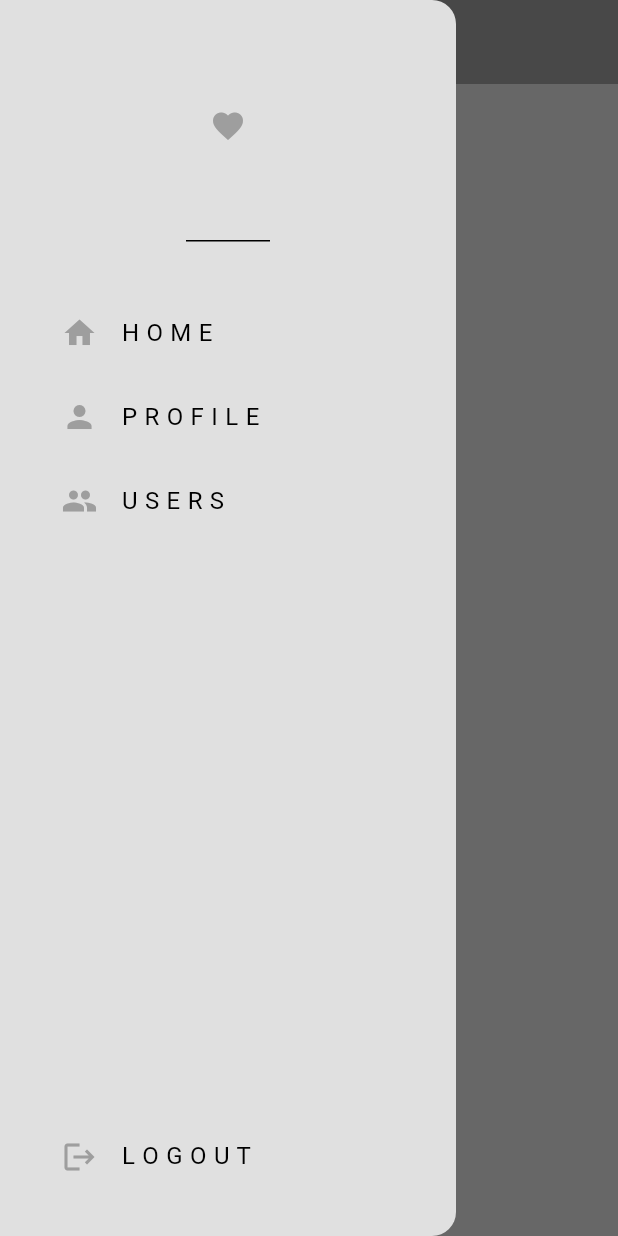
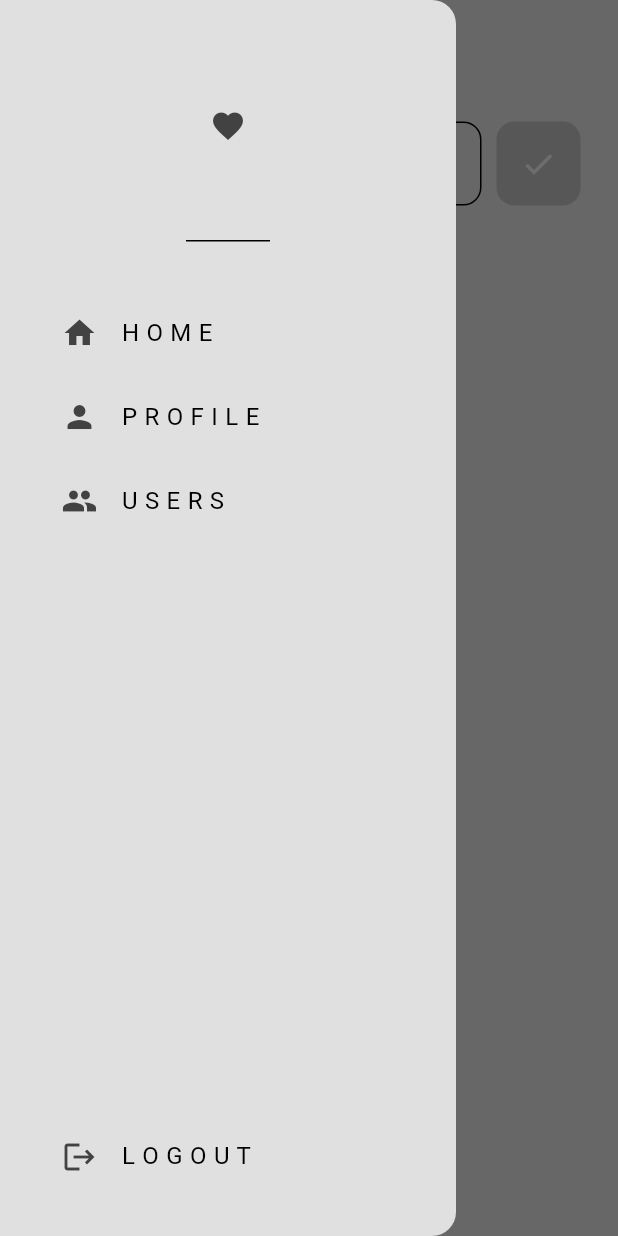
Before and after one commit to Abhishek-jaison/login-page-with-firebase, a Flutter app: the screen it shows once a user with an empty profile is signed in, with the side drawer open, on a phone screen of 412 x 824 dp. Run offline on Flutter 3.47's test engine with Material 3 defaults, Android fonts, the phone set to English and light mode, and no system bars; our stand-ins replace cloud_firestore, firebase_auth, firebase_core; missing offline and left inert: dart:ffi; accounts and stored records are empty; network calls fail.

Commit message:
final change

```diff
--- a/lib/authendication/auth.dart
+++ b/lib/authendication/auth.dart
@@ -14,7 +14,7 @@ class AuthPage extends StatelessWidget {
        builder: (context, snapshot){
         // user is logged in
         if (snapshot.hasData){
-          return const HomePage();
+          return HomePage();
        }
        //user id not logged in
        else{
--- /dev/null
+++ b/lib/components/my_post_button.dart
@@ -0,0 +1,27 @@
+import 'package:flutter/material.dart';
+
+class PostButton extends StatelessWidget {
+  final void Function()? ontap;
+
+  const PostButton({super.key,required this.ontap});
+
+  @override
+  Widget build(BuildContext context) {
+    return GestureDetector(
+      onTap: ontap,
+      child: Container(
+        decoration: BoxDecoration(
+          color: Theme.of(context).colorScheme.secondary,
+          borderRadius: BorderRadius.circular(12),
+        ),
+        padding: const EdgeInsets.all(16),
+        margin: const EdgeInsets.only(left: 10),
+        child:  Center(child: Icon(Icons.done,
+        color: Theme.of(context).colorScheme.primary,
+        ),
+
+        ),
+      ),
+    );
+  }
+}
--- /dev/null
+++ b/lib/database/firestore.dart
@@ -0,0 +1,43 @@
+
+// bd stores posts that users have published in the app
+// It is stored in a collection 'posts' in Firebase
+
+// each post contains
+//   a message
+//   email of User
+//   timestamp
+
+
+import 'package:firebase_auth/firebase_auth.dart';
+import 'package:cloud_firestore/cloud_firestore.dart';
+
+class FirestoreDatabase{
+  //current loggin in user
+  User? user = FirebaseAuth.instance.currentUser;
+
+
+  //get colloection of posts from firebase
+  final CollectionReference posts=
+    FirebaseFirestore.instance.collection('Posts');
+
+  //post a message
+  Future<void> addPost(String message){
+    return posts.add({
+      'UserEmail': user!.email,
+      'PostMessage':message,
+      'TimeStamp': Timestamp.now(),
+
+    });
+  }
+
+
+  //read posts from database
+  Stream<QuerySnapshot> getPostsStream(){
+    final postsStream =FirebaseFirestore.instance
+      .collection('Posts')
+      .orderBy('TimeStamp',descending: true)
+      .snapshots();
+
+      return postsStream;
+  }
+}
--- a/lib/main.dart
+++ b/lib/main.dart
@@ -27,7 +27,7 @@ class MyApp extends StatelessWidget {
       darkTheme: darkMode,
       routes: {
         'login_register_page':(context) => const LoginOrRegister(),
-        '/home_page': (context) => const HomePage(),
+        '/home_page': (context) =>  HomePage(),
         '/profile_page' :(context) => ProfilePage(),
         '/users_page': (context) => const UsersPage(),
       },
--- a/lib/pages/home_page.dart
+++ b/lib/pages/home_page.dart
@@ -1,23 +1,109 @@
+import 'package:cloud_firestore/cloud_firestore.dart';
 import 'package:flutter/material.dart';
 import 'package:login_with_firebase/components/my_drawer.dart';
+import 'package:login_with_firebase/components/my_list_tile.dart';
+import 'package:login_with_firebase/components/my_post_button.dart';
+import 'package:login_with_firebase/components/my_text_field.dart';
+import 'package:login_with_firebase/database/firestore.dart';
 
 class HomePage extends StatelessWidget {
+  // Text controller
+  final TextEditingController newPostController = TextEditingController();
 
+  // Firestore access
+  final FirestoreDatabase database = FirestoreDatabase();
 
+  // Post message
+  void postMessage() {
+    // Only post message if there is something in the text field
+    if (newPostController.text.isNotEmpty) {
+      String message = newPostController.text;
+      database.addPost(message);
+    }
+    // Clear controller
+    newPostController.clear();
+  }
 
-
-  const HomePage({super.key});
+  HomePage({super.key});
 
   @override
   Widget build(BuildContext context) {
-    return  Scaffold(
+    return Scaffold(
+      backgroundColor: Theme.of(context).colorScheme.surface,
       appBar: AppBar(
-        title: Text('Home'),
-        backgroundColor: Theme.of(context).colorScheme.inversePrimary,
+        title: const Text('W A L L'),
+        backgroundColor: Colors.transparent,
+        foregroundColor: Theme.of(context).colorScheme.inversePrimary,
         elevation: 0,
-
+        centerTitle: true,
       ),
       drawer: const MyDrawer(),
+      body: Padding(
+        padding: const EdgeInsets.all(25),
+        child: Column(
+          children: [
+            // Text box for user to type
+            Row(
+              children: [
+                // Text field
+                Expanded(
+                  child: MyTextField(
+                    hintText: 'Say something...',
+                    obscureText: false,
+                    controller: newPostController,
+                  ),
+                ),
+                // Post button
+                PostButton(ontap: postMessage),
+              ],
+            ),
+            // Display posts
+            Expanded(
+              child: StreamBuilder(
+                stream: database.getPostsStream(),
+                builder: (context, snapshot) {
+                  // Show loading circle
+                  if (snapshot.connectionState == ConnectionState.waiting) {
+                    return const Center(
+                      child: CircularProgressIndicator(),
+                    );
+                  }
+
+                  // Get all posts
+                  final posts = snapshot.data?.docs ?? [];
+
+                  // No data
+                  if (posts.isEmpty) {
+                    return const Center(
+                      child: Padding(
+                        padding: EdgeInsets.all(25),
+                        child: Text('No posts... Post something'),
+                      ),
+                    );
+                  }
+
+                  // Return as a list
+                  return ListView.builder(
+                    itemCount: posts.length,
+                    itemBuilder: (context, index) {
+                      // Get each individual post
+                      final post = posts[index];
+
+                      // Get data from each post
+                      String message = post['PostMessage'];
+                      String userEmail = post['UserEmail'];
+                      Timestamp timestamp = post['TimeStamp'];
+
+                      // Return a list tile
+                      return MyListTile(title: message, subtitle: userEmail);
+                    },
+                  );
+                },
+              ),
+            ),
+          ],
+        ),
+      ),
     );
   }
 }
--- a/lib/theme/light_mode.dart
+++ b/lib/theme/light_mode.dart
@@ -6,7 +6,7 @@ ThemeData lightMode =ThemeData(
     surface: Colors.grey.shade300,
     primary: Colors.grey.shade200,
     secondary: Colors.grey.shade400,
-    inversePrimary: Colors.grey.shade500,
+    inversePrimary: Colors.grey.shade800,
 
   ),
   textTheme: ThemeData.light().textTheme.apply(
```
Also changed, not shown: lib/components/my_list_tile.dart (added, +32 -0 lines), lib/pages/users_page.dart (+38 -12 lines).
